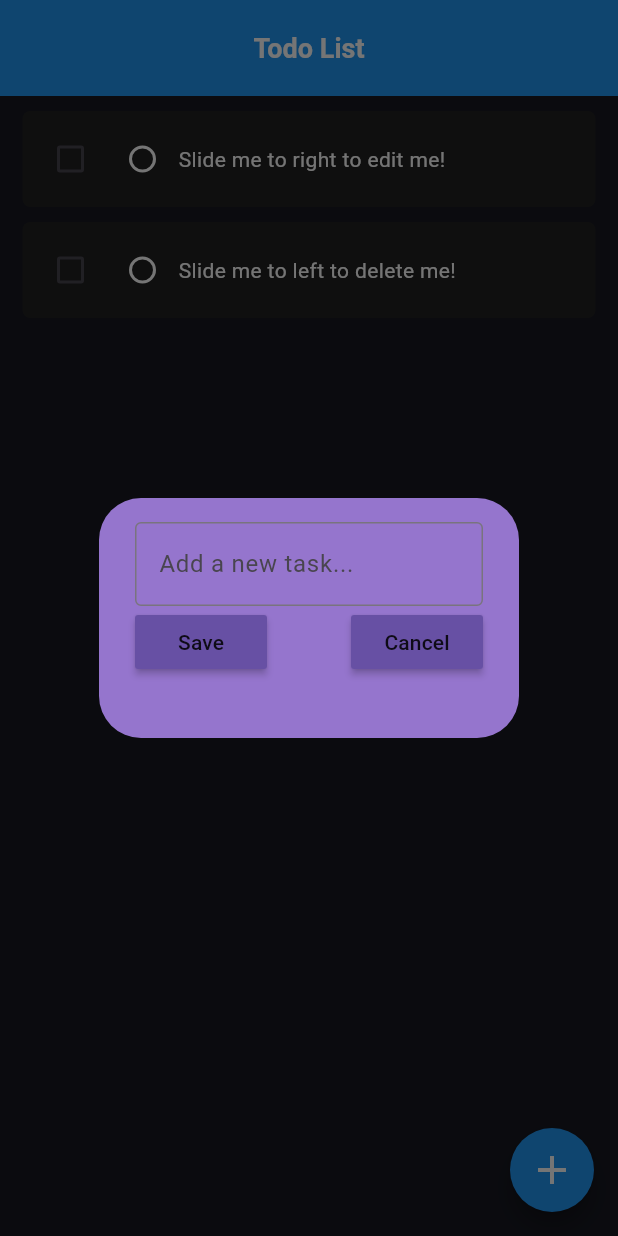
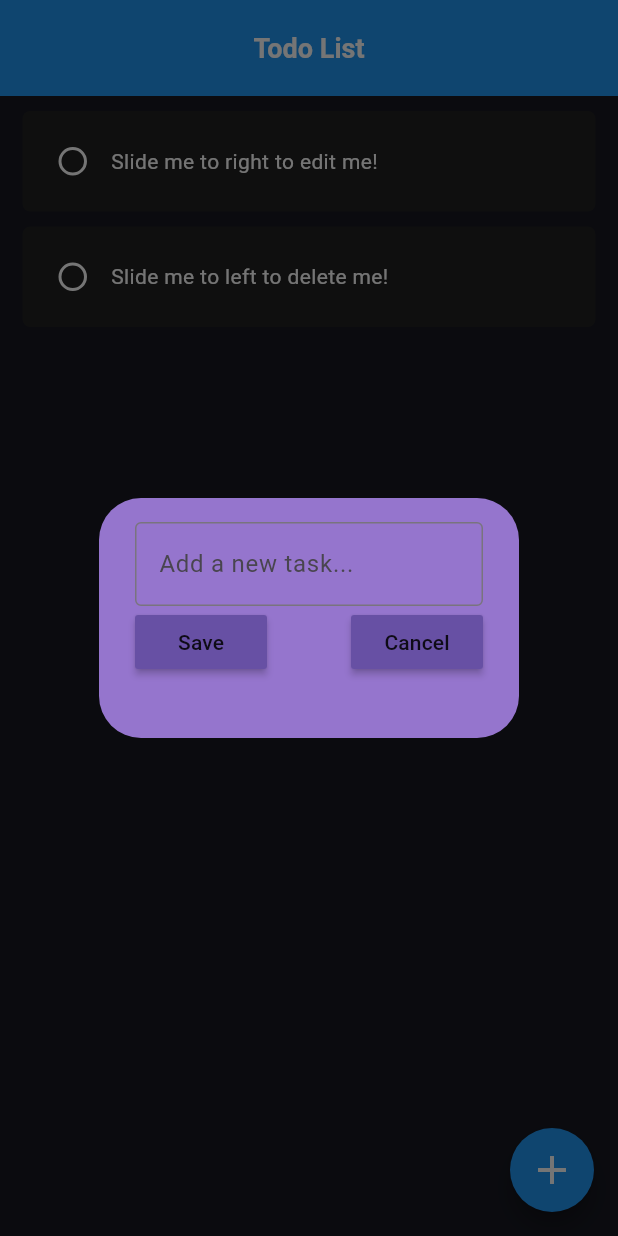
Before and after one commit to KelvinatorWas/ToDoApp-Flutter, a Flutter app: the screen it shows after launch, after a tap on the "add" icon, on a phone screen of 412 x 824 dp. Run offline on Flutter 3.47's test engine with Material 3 defaults, Android fonts, the phone set to English and light mode, and no system bars; drawn by our look-alikes of flutter_slidable; our stand-ins replace hive_flutter; accounts and stored records are empty.

Commit message:
custom chekbox implemented

```diff
--- a/lib/util/checkbox.dart
+++ b/lib/util/checkbox.dart
@@ -1,43 +1,70 @@
 import 'package:flutter/material.dart';
+
+enum CCheckboxShape { box, circle }
 
 class CCheckbox extends StatefulWidget {
   final void Function(bool? v)? onChange;
-  final double? size;
-  final bool? value;
+  final double width;
+  final double height;
+  final bool value;
+  final CCheckboxShape? shape;
+  final double borderWidth;
+  final double iconSize;
 
-  const CCheckbox(
-    {
-      super.key,
-      required this.onChange,
-      this.size,
-      this.value,
-    }
-  );
+  final Color borderColor;
+  final Color borderActiveColor;
+  final Color iconColor;
+
+  const CCheckbox({
+    super.key,
+    required this.onChange,
+    this.value = false,
+    this.shape = CCheckboxShape.box,
+    this.width = 24.0,
+    this.height = 24.0,
+    this.borderWidth = 1.0,
+    this.iconSize = 18.0,
+    this.borderColor = Colors.black,
+    this.borderActiveColor = Colors.black,
+    this.iconColor = Colors.black,
+  });
 
   @override
   State<CCheckbox> createState() => CCheckboxState();
 }
 
 class CCheckboxState extends State<CCheckbox> {
-  bool checkBoxValue = false;
+
+  bool checkboxValue = false;
 
   @override
   void initState() {
-    if (widget.value != null) checkBoxValue = widget.value!;
-
+    checkboxValue = widget.value;
     super.initState();
   }
 
-  void onChange(bool? v) {
-    checkBoxValue = !checkBoxValue;
+    void onChange(bool? v) {
+    checkboxValue = !checkboxValue;
     widget.onChange!(v);
   }
 
   @override
   Widget build(BuildContext context) {
-    return Checkbox(
-      value: checkBoxValue,
-      onChanged: onChange,
+    return GestureDetector(
+      onTap: () {
+        onChange(!checkboxValue);
+      },
+      child: Container(
+        width: widget.width,
+        height: widget.width,
+        decoration: BoxDecoration(
+          shape: widget.shape == CCheckboxShape.box ? BoxShape.rectangle : BoxShape.circle,
+          border: Border.all(color: checkboxValue ? widget.borderActiveColor : widget.borderColor, width: widget.borderWidth),
+        ),
+        child: Center(
+          child: checkboxValue ? Icon(Icons.check, size: widget.iconSize, color: widget.iconColor) : null,
+        ),
+      ),
     );
   }
 }
--- a/lib/util/todo_task.dart
+++ b/lib/util/todo_task.dart
@@ -59,22 +59,19 @@ class _ToDoTaskState extends State<ToDoTask> {
     return Row(
       children: [
         // check box
-        CCheckbox(onChange: widget.onChange),
-        Checkbox(
-            value: widget.completed,
-            onChanged: widget.onChange,
-            checkColor: Colors.grey,
-            shape: const CircleBorder(),
-            fillColor: MaterialStateColor.resolveWith((states) => Colors.grey.shade900),
-            side: MaterialStateBorderSide.resolveWith((states) {
-              if (states.contains(MaterialState.selected)) {
-                return const BorderSide(color: Colors.grey, width: 2.0);
-              } else {
-                return const BorderSide(color: Colors.white, width: 2.0);
-              }
-            }),
 
-            ),
+        Padding(padding: const EdgeInsets.all(16), child: CCheckbox(
+          onChange: widget.onChange,
+          borderColor: Colors.white,
+          borderActiveColor: Colors.grey,
+          iconColor: Colors.grey,
+          shape: CCheckboxShape.circle,
+          borderWidth: 2,
+          width: 19,
+          height: 19,
+          iconSize: 16,
+          value: widget.completed,
+        ),),
 
         //task title
         Text(
@@ -90,6 +87,24 @@ class _ToDoTaskState extends State<ToDoTask> {
         ),
       ],
     );
+  }
+
+  Checkbox oldCheckbox() {
+    return Checkbox(
+          value: widget.completed,
+          onChanged: widget.onChange,
+          checkColor: Colors.grey,
+          shape: const CircleBorder(),
+          fillColor: MaterialStateColor.resolveWith((states) => Colors.grey.shade900),
+          side: MaterialStateBorderSide.resolveWith((states) {
+            if (states.contains(MaterialState.selected)) {
+              return const BorderSide(color: Colors.grey, width: 2.0);
+            } else {
+              return const BorderSide(color: Colors.white, width: 2.0);
+            }
+          }),
+
+          );
   }
 
   Container toDoTaskBody() {
```
